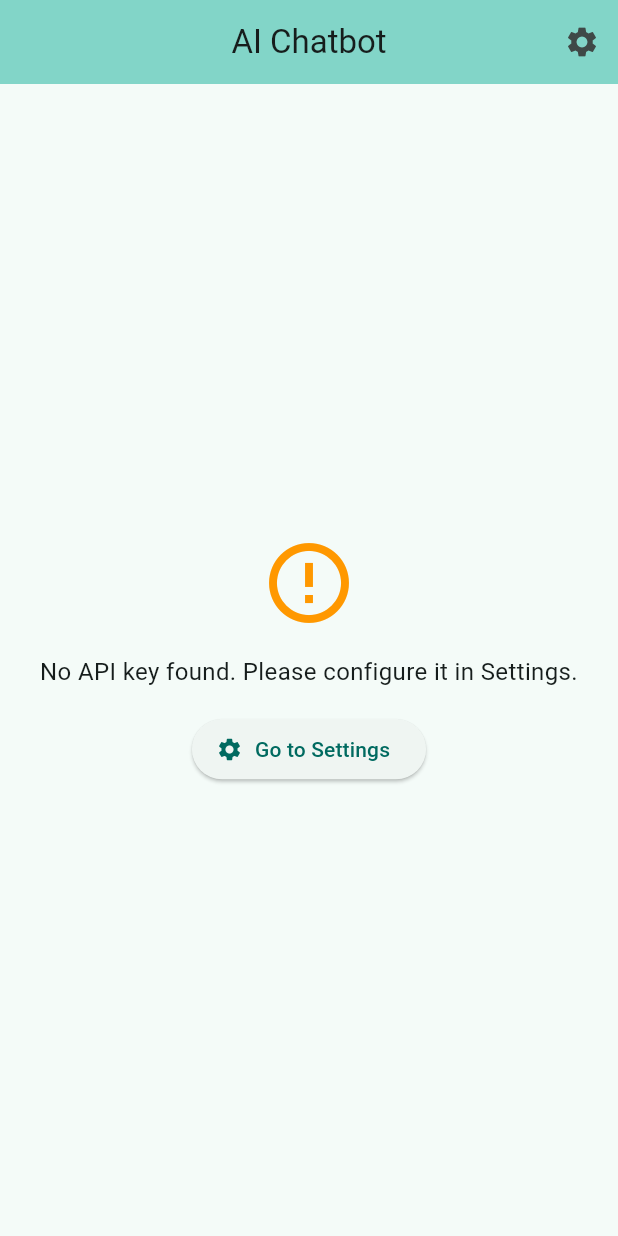
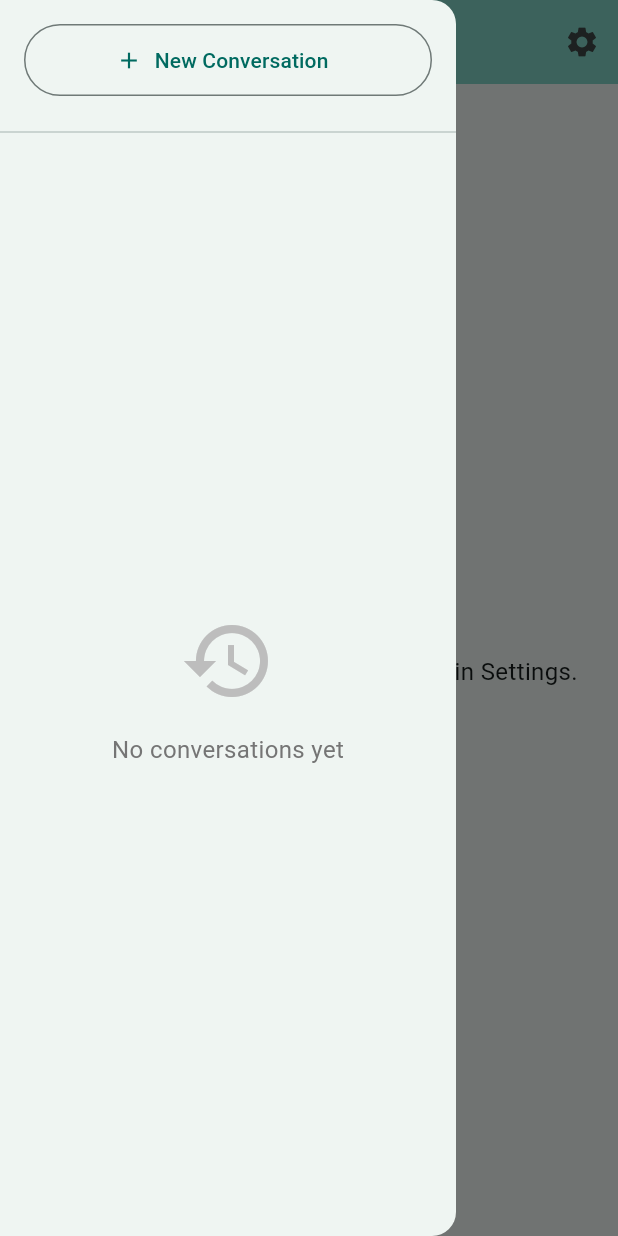
Before and after one commit to HariSeldon86/flutter_ai_chatbot, a Flutter app: the screen it shows after launch, with the side drawer open (before the commit the screen has no drawer), on a phone screen of 412 x 824 dp. Run offline on Flutter 3.47's test engine with Material 3 defaults, Android fonts, the phone set to English and light mode, and no system bars; our stand-ins replace dio, flutter_secure_storage.

Commit message:
Add conversation management features and enhance storage service
- Implement conversation creation, loading, and deletion in ChatScreen
- Introduce Conversation model for managing chat history
- Update StorageService to handle conversation persistence
- Add ConversationSidebar for navigating and managing conversations
- Enhance README with new features and usage instructions

```diff
--- /dev/null
+++ b/lib/models/conversation.dart
@@ -0,0 +1,55 @@
+import 'chat_message.dart';
+
+class Conversation {
+  final String id;
+  final String title;
+  final List<ChatMessage> messages;
+  final DateTime createdAt;
+  final DateTime updatedAt;
+
+  Conversation({
+    required this.id,
+    required this.title,
+    required this.messages,
+    required this.createdAt,
+    required this.updatedAt,
+  });
+
+  Map<String, dynamic> toJson() {
+    return {
+      'id': id,
+      'title': title,
+      'messages': messages.map((msg) => msg.toJson()).toList(),
+      'createdAt': createdAt.toIso8601String(),
+      'updatedAt': updatedAt.toIso8601String(),
+    };
+  }
+
+  factory Conversation.fromJson(Map<String, dynamic> json) {
+    return Conversation(
+      id: json['id'] as String,
+      title: json['title'] as String,
+      messages: (json['messages'] as List)
+          .map((msg) => ChatMessage.fromJson(msg))
+          .toList(),
+      createdAt: DateTime.parse(json['createdAt'] as String),
+      updatedAt: DateTime.parse(json['updatedAt'] as String),
+    );
+  }
+
+  Conversation copyWith({
+    String? id,
+    String? title,
+    List<ChatMessage>? messages,
+    DateTime? createdAt,
+    DateTime? updatedAt,
+  }) {
+    return Conversation(
+      id: id ?? this.id,
+      title: title ?? this.title,
+      messages: messages ?? this.messages,
+      createdAt: createdAt ?? this.createdAt,
+      updatedAt: updatedAt ?? this.updatedAt,
+    );
+  }
+}
--- a/lib/screens/chat_screen.dart
+++ b/lib/screens/chat_screen.dart
@@ -1,8 +1,10 @@
 import 'package:flutter/material.dart';
 import '../models/chat_message.dart';
+import '../models/conversation.dart';
 import '../services/chat_service.dart';
 import '../services/storage_service.dart';
 import '../widgets/message_bubble.dart';
+import '../widgets/conversation_sidebar.dart';
 import 'settings_screen.dart';
 
 class ChatScreen extends StatefulWidget {
@@ -23,10 +25,14 @@ class _ChatScreenState extends State<ChatScreen> {
   bool _isSending = false;
   String? _error;
 
+  List<Conversation> _conversations = [];
+  Conversation? _currentConversation;
+
   @override
   void initState() {
     super.initState();
     _initializeChatService();
+    _loadConversations();
   }
 
   Future<void> _initializeChatService() async {
@@ -48,6 +54,106 @@ class _ChatScreenState extends State<ChatScreen> {
     }
   }
 
+  Future<void> _loadConversations() async {
+    final conversations = await _storageService.getConversations();
+    setState(() {
+      _conversations = conversations;
+    });
+  }
+
+  Future<void> _saveCurrentConversation() async {
+    if (_currentConversation == null || _messages.isEmpty) return;
+
+    final updatedConversation = _currentConversation!.copyWith(
+      messages: List.from(_messages),
+      updatedAt: DateTime.now(),
+    );
+
+    await _storageService.saveConversation(updatedConversation);
+    setState(() {
+      _currentConversation = updatedConversation;
+    });
+    await _loadConversations();
+  }
+
+  void _loadConversation(Conversation conversation) {
+    setState(() {
+      _currentConversation = conversation;
+      _messages.clear();
+      _messages.addAll(conversation.messages);
+    });
+    Navigator.of(context).pop(); // Close drawer
+    _scrollToBottom();
+  }
+
+  Future<void> _createNewConversation({bool closeDrawer = true}) async {
+    final titleController = TextEditingController();
+    final title = await showDialog<String>(
+      context: context,
+      builder: (context) => AlertDialog(
+        title: const Text('New Conversation'),
+        content: TextField(
+          controller: titleController,
+          decoration: const InputDecoration(
+            labelText: 'Conversation Title',
+            hintText: 'Enter a title for this conversation',
+            border: OutlineInputBorder(),
+          ),
+          autofocus: true,
+          textCapitalization: TextCapitalization.sentences,
+        ),
+        actions: [
+          TextButton(
+            onPressed: () => Navigator.of(context).pop(),
+            child: const Text('Cancel'),
+          ),
+          TextButton(
+            onPressed: () {
+              if (titleController.text.trim().isNotEmpty) {
+                Navigator.of(context).pop(titleController.text.trim());
+              }
+            },
+            child: const Text('Create'),
+          ),
+        ],
+      ),
+    );
+
+    if (title != null && title.isNotEmpty) {
+      final newConversation = Conversation(
+        id: DateTime.now().millisecondsSinceEpoch.toString(),
+        title: title,
+        messages: [],
+        createdAt: DateTime.now(),
+        updatedAt: DateTime.now(),
+      );
+
+      setState(() {
+        _currentConversation = newConversation;
+        _messages.clear();
+      });
+
+      await _storageService.saveConversation(newConversation);
+      await _loadConversations();
+
+      if (mounted && closeDrawer) {
+        Navigator.of(context).pop(); // Close drawer
+      }
+    }
+  }
+
+  Future<void> _deleteConversation(String conversationId) async {
+    await _storageService.deleteConversation(conversationId);
+    await _loadConversations();
+
+    if (_currentConversation?.id == conversationId) {
+      setState(() {
+        _currentConversation = null;
+        _messages.clear();
+      });
+    }
+  }
+
   Future<void> _sendMessage() async {
     if (_messageController.text.trim().isEmpty) return;
     if (_chatService == null) {
@@ -57,6 +163,26 @@ class _ChatScreenState extends State<ChatScreen> {
         ),
       );
       return;
+    }
+
+    // Create a new conversation if none exists
+    if (_currentConversation == null) {
+      final firstMessage = _messageController.text.trim();
+      final title = firstMessage.length > 50
+          ? '${firstMessage.substring(0, 47)}...'
+          : firstMessage;
+
+      final newConversation = Conversation(
+        id: DateTime.now().millisecondsSinceEpoch.toString(),
+        title: title,
+        messages: [],
+        createdAt: DateTime.now(),
+        updatedAt: DateTime.now(),
+      );
+
+      setState(() {
+        _currentConversation = newConversation;
+      });
     }
 
     final userMessage = ChatMessage(
@@ -80,6 +206,7 @@ class _ChatScreenState extends State<ChatScreen> {
         _isSending = false;
       });
 
+      await _saveCurrentConversation();
       _scrollToBottom();
     } catch (e) {
       setState(() => _isSending = false);
@@ -105,7 +232,10 @@ class _ChatScreenState extends State<ChatScreen> {
   }
 
   void _clearChat() {
-    setState(() => _messages.clear());
+    setState(() {
+      _messages.clear();
+      _currentConversation = null;
+    });
   }
 
   Future<void> _navigateToSettings() async {
@@ -121,7 +251,9 @@ class _ChatScreenState extends State<ChatScreen> {
   Widget build(BuildContext context) {
     return Scaffold(
       appBar: AppBar(
-        title: const Text('AI Chatbot'),
+        title: _currentConversation?.title != null
+            ? Text('AI Chatbot > ${_currentConversation!.title}')
+            : const Text('AI Chatbot'),
         centerTitle: true,
         backgroundColor: Theme.of(context).colorScheme.inversePrimary,
         actions: [
@@ -137,6 +269,13 @@ class _ChatScreenState extends State<ChatScreen> {
             tooltip: 'Settings',
           ),
         ],
+      ),
+      drawer: ConversationSidebar(
+        conversations: _conversations,
+        currentConversationId: _currentConversation?.id,
+        onSelectConversation: _loadConversation,
+        onDeleteConversation: _deleteConversation,
+        onNewConversation: () => _createNewConversation(closeDrawer: true),
       ),
       body: _isLoading
           ? const Center(child: CircularProgressIndicator())
@@ -163,6 +302,40 @@ class _ChatScreenState extends State<ChatScreen> {
                       onPressed: _navigateToSettings,
                       icon: const Icon(Icons.settings),
                       label: const Text('Go to Settings'),
+                    ),
+                  ],
+                ),
+              ),
+            )
+          : _currentConversation == null
+          ? Center(
+              child: Padding(
+                padding: const EdgeInsets.all(16.0),
+                child: Column(
+                  mainAxisAlignment: MainAxisAlignment.center,
+                  children: [
+                    Icon(Icons.chat, size: 64, color: Colors.grey.shade400),
+                    const SizedBox(height: 16),
+                    Text(
+                      "Start a new conversation",
+                      textAlign: TextAlign.center,
+                      style: TextStyle(
+                        fontSize: 18,
+                        color: Colors.grey.shade600,
+                      ),
+                    ),
+                    const SizedBox(height: 24),
+                    ElevatedButton.icon(
+                      onPressed: () =>
+                          _createNewConversation(closeDrawer: false),
+                      icon: const Icon(Icons.add),
+                      label: const Text('Start New Conversation'),
+                      style: ElevatedButton.styleFrom(
+                        padding: const EdgeInsets.symmetric(
+                          horizontal: 24,
+                          vertical: 12,
+                        ),
+                      ),
                     ),
                   ],
                 ),
--- a/lib/services/storage_service.dart
+++ b/lib/services/storage_service.dart
@@ -1,9 +1,13 @@
+import 'dart:convert';
 import 'package:flutter_secure_storage/flutter_secure_storage.dart';
+import '../models/conversation.dart';
 
 class StorageService {
   static const String _apiKeyKey = 'TOGETHER_API_KEY';
+  static const String _conversationsKey = 'CONVERSATIONS';
   final FlutterSecureStorage _storage = const FlutterSecureStorage();
 
+  // API Key methods
   Future<void> saveApiKey(String apiKey) async {
     await _storage.write(key: _apiKeyKey, value: apiKey);
   }
@@ -20,4 +24,55 @@ class StorageService {
     final apiKey = await getApiKey();
     return apiKey != null && apiKey.isNotEmpty;
   }
+
+  // Conversation methods
+  Future<void> saveConversations(List<Conversation> conversations) async {
+    final conversationsJson = conversations.map((c) => c.toJson()).toList();
+    await _storage.write(
+      key: _conversationsKey,
+      value: jsonEncode(conversationsJson),
+    );
+  }
+
+  Future<List<Conversation>> getConversations() async {
+    final conversationsString = await _storage.read(key: _conversationsKey);
+    if (conversationsString == null || conversationsString.isEmpty) {
+      return [];
+    }
+
+    try {
+      final List<dynamic> conversationsJson = jsonDecode(conversationsString);
+      return conversationsJson
+          .map((json) => Conversation.fromJson(json))
+          .toList();
+    } catch (e) {
+      // If there's an error parsing, return empty list
+      return [];
+    }
+  }
+
+  Future<void> saveConversation(Conversation conversation) async {
+    final conversations = await getConversations();
+    final existingIndex = conversations.indexWhere(
+      (c) => c.id == conversation.id,
+    );
+
+    if (existingIndex >= 0) {
+      conversations[existingIndex] = conversation;
+    } else {
+      conversations.insert(0, conversation);
+    }
+
+    await saveConversations(conversations);
+  }
+
+  Future<void> deleteConversation(String conversationId) async {
+    final conversations = await getConversations();
+    conversations.removeWhere((c) => c.id == conversationId);
+    await saveConversations(conversations);
+  }
+
+  Future<void> deleteAllConversations() async {
+    await _storage.delete(key: _conversationsKey);
+  }
 }
--- /dev/null
+++ b/lib/widgets/conversation_sidebar.dart
@@ -0,0 +1,164 @@
+import 'package:flutter/material.dart';
+import '../models/conversation.dart';
+import 'package:intl/intl.dart';
+
+class ConversationSidebar extends StatelessWidget {
+  final List<Conversation> conversations;
+  final String? currentConversationId;
+  final Function(Conversation) onSelectConversation;
+  final Function(String) onDeleteConversation;
+  final VoidCallback onNewConversation;
+
+  const ConversationSidebar({
+    super.key,
+    required this.conversations,
+    required this.currentConversationId,
+    required this.onSelectConversation,
+    required this.onDeleteConversation,
+    required this.onNewConversation,
+  });
+
+  @override
+  Widget build(BuildContext context) {
+    return Drawer(
+      child: Column(
+        children: [
+          // DrawerHeader(
+          //   decoration: BoxDecoration(
+          //     color: Theme.of(context).colorScheme.inversePrimary,
+          //   ),
+          //   child: const Column(
+          //     crossAxisAlignment: CrossAxisAlignment.start,
+          //     mainAxisAlignment: MainAxisAlignment.end,
+          //     children: [
+          //       Icon(Icons.chat_bubble_outline, size: 48),
+          //       SizedBox(height: 8),
+          //       Text(
+          //         'Conversations',
+          //         style: TextStyle(fontSize: 24, fontWeight: FontWeight.bold),
+          //       ),
+          //     ],
+          //   ),
+          // ),
+          Padding(
+            padding: const EdgeInsets.all(16.0),
+            child: OutlinedButton.icon(
+              onPressed: onNewConversation,
+              icon: const Icon(Icons.add),
+              label: const Text('New Conversation'),
+              style: OutlinedButton.styleFrom(
+                minimumSize: const Size(double.infinity, 48),
+              ),
+            ),
+          ),
+          const Divider(),
+          Expanded(
+            child: conversations.isEmpty
+                ? Center(
+                    child: Padding(
+                      padding: const EdgeInsets.all(16.0),
+                      child: Column(
+                        mainAxisAlignment: MainAxisAlignment.center,
+                        children: [
+                          Icon(
+                            Icons.history,
+                            size: 64,
+                            color: Colors.grey.shade400,
+                          ),
+                          const SizedBox(height: 16),
+                          Text(
+                            'No conversations yet',
+                            style: TextStyle(
+                              fontSize: 16,
+                              color: Colors.grey.shade600,
+                            ),
+                          ),
+                        ],
+                      ),
+                    ),
+                  )
+                : ListView.builder(
+                    itemCount: conversations.length,
+                    itemBuilder: (context, index) {
+                      final conversation = conversations[index];
+                      final isSelected =
+                          conversation.id == currentConversationId;
+
+                      return Dismissible(
+                        key: Key(conversation.id),
+                        direction: DismissDirection.endToStart,
+                        background: Container(
+                          color: Colors.red,
+                          alignment: Alignment.centerRight,
+                          padding: const EdgeInsets.only(right: 16),
+                          child: const Icon(Icons.delete, color: Colors.white),
+                        ),
+                        confirmDismiss: (direction) async {
+                          return await showDialog<bool>(
+                            context: context,
+                            builder: (context) => AlertDialog(
+                              title: const Text('Delete Conversation'),
+                              content: const Text(
+                                'Are you sure you want to delete this conversation?',
+                              ),
+                              actions: [
+                                TextButton(
+                                  onPressed: () =>
+                                      Navigator.of(context).pop(false),
+                                  child: const Text('Cancel'),
+                                ),
+                                TextButton(
+                                  onPressed: () =>
+                                      Navigator.of(context).pop(true),
+                                  child: const Text(
+                                    'Delete',
+                                    style: TextStyle(color: Colors.red),
+                                  ),
+                                ),
+                              ],
+                            ),
+                          );
+                        },
+                        onDismissed: (_) =>
+                            onDeleteConversation(conversation.id),
+                        child: ListTile(
+                          selected: isSelected,
+                          selectedTileColor: Theme.of(
+                            context,
+                          ).colorScheme.primaryContainer,
+                          leading: const Icon(Icons.chat),
+                          title: Text(
+                            conversation.title,
+                            maxLines: 1,
+                            overflow: TextOverflow.ellipsis,
+                          ),
+                          subtitle: Text(
+                            '${conversation.messages.length} messages • ${_formatDate(conversation.updatedAt)}',
+                            style: const TextStyle(fontSize: 12),
+                          ),
+                          onTap: () => onSelectConversation(conversation),
+                        ),
+                      );
+                    },
+                  ),
+          ),
+        ],
+      ),
+    );
+  }
+
+  String _formatDate(DateTime date) {
+    final now = DateTime.now();
+    final difference = now.difference(date);
+
+    if (difference.inDays == 0) {
+      return DateFormat('HH:mm').format(date);
+    } else if (difference.inDays == 1) {
+      return 'Yesterday';
+    } else if (difference.inDays < 7) {
+      return DateFormat('EEEE').format(date);
+    } else {
+      return DateFormat('MMM d').format(date);
+    }
+  }
+}
--- a/pubspec.yaml
+++ b/pubspec.yaml
@@ -11,6 +11,7 @@ dependencies:
     sdk: flutter
   dio: ^5.9.0
   flutter_secure_storage: ^9.2.4
+  intl: ^0.20.2
 
 dev_dependencies:
   flutter_test:
```
Also changed, not shown: pubspec.lock, 1 other file.
